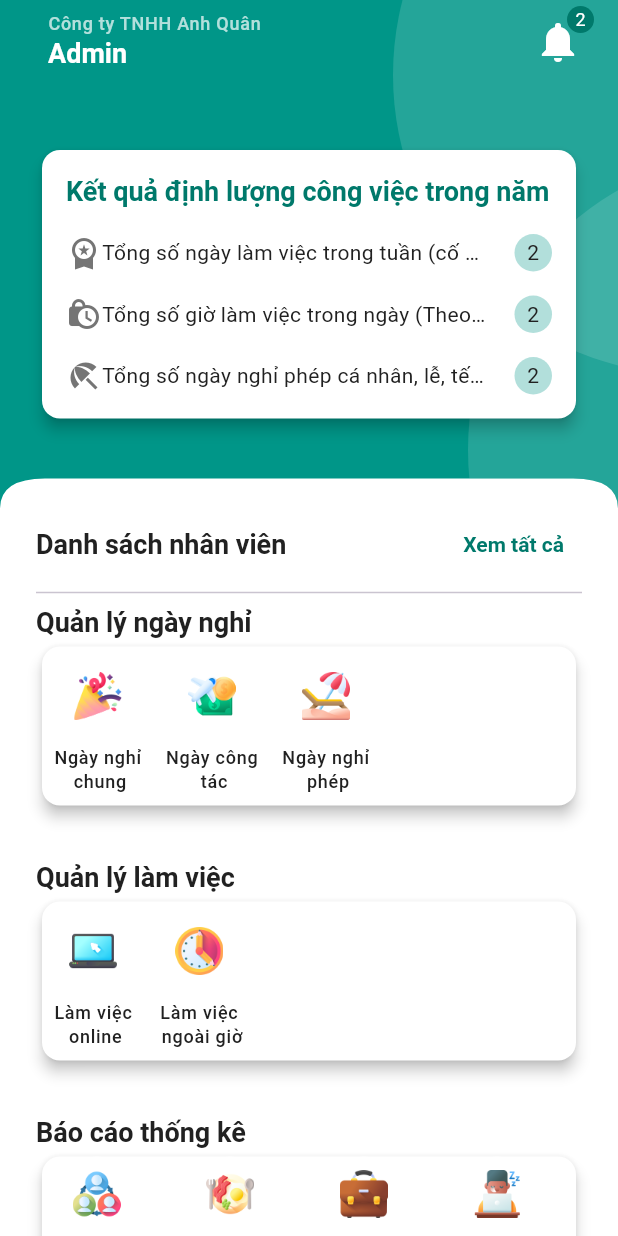
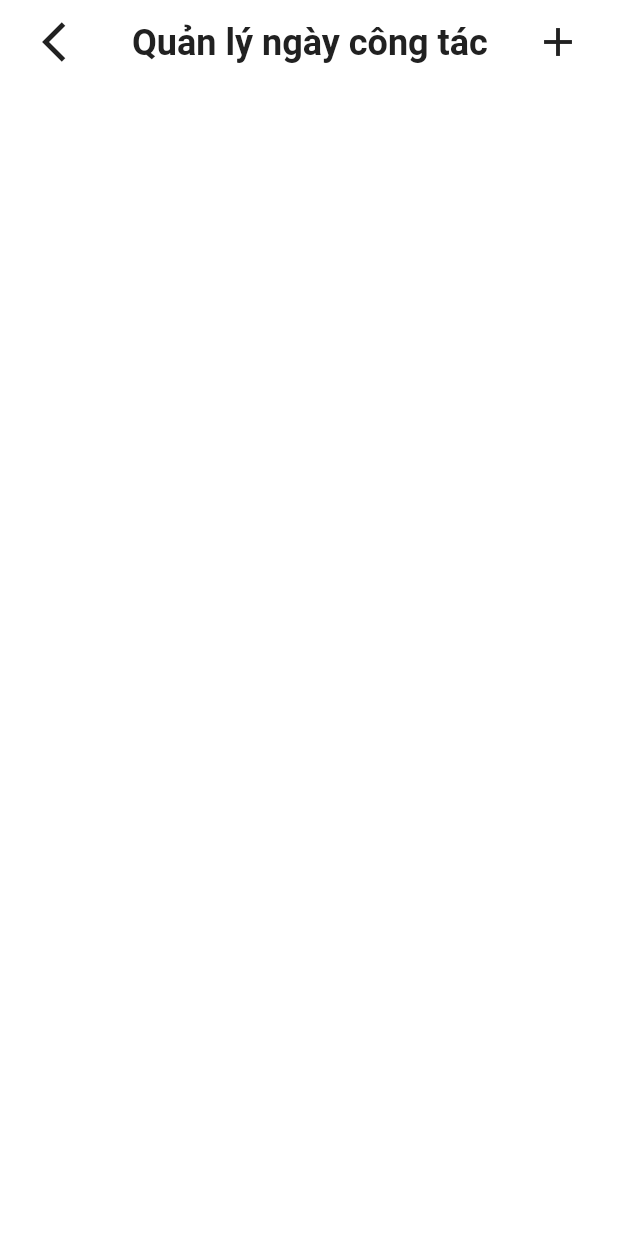
Before and after one commit to super-novey/cst_aqtech, a Flutter app: the HomeScreen screen opened directly, after a tap on an icon or button, on a phone screen of 412 x 824 dp. Run offline on Flutter 3.47's test engine with Material 3 defaults, Android fonts, the phone set to English and light mode, and no system bars; our stand-ins replace connectivity_plus, get, iconsax, lottie, shimmer, smooth_page_indicator; network calls fail.

Commit message:
init business_days_management feature

```diff
--- a/lib/common/widgets/appbar/appbar.dart
+++ b/lib/common/widgets/appbar/appbar.dart
@@ -30,7 +30,7 @@ class MyAppBar extends StatelessWidget implements PreferredSizeWidget {
             ? IconButton(
                 onPressed: () => Get.back(),
                 icon: Icon(
-                  Icons.arrow_back_rounded,
+                  Icons.arrow_back_ios,
                   color: iconColor,
                 ))
             : leadingIcon != null
--- /dev/null
+++ b/lib/features/business_days_management/views/business_days_list/business_days_list_screen.dart
@@ -0,0 +1,38 @@
+import 'package:flutter/material.dart';
+import 'package:hrm_aqtech/common/widgets/appbar/appbar.dart';
+import 'package:hrm_aqtech/utils/constants/colors.dart';
+
+class BusinessDaysListScreen extends StatelessWidget {
+  const BusinessDaysListScreen({super.key});
+
+  @override
+  Widget build(BuildContext context) {
+    return Scaffold(
+      appBar: MyAppBar(
+        showBackArrow: true,
+        iconColor: MyColors.primaryTextColor,
+        title: Text(
+          "Quản lý ngày công tác",
+          style: Theme.of(context).textTheme.headlineMedium,
+        ),
+        actions: [
+          IconButton(
+              onPressed: () {},
+              icon: const Icon(
+                Icons.add,
+                color: MyColors.primaryTextColor,
+              ))
+        ],
+      ),
+      body: Column(
+        children: [
+          // Lọc ngày
+
+          // Listview hiển thị danh sách các ngày công tác
+
+          //
+        ],
+      ),
+    );
+  }
+}
--- a/lib/features/home/home_screen.dart
+++ b/lib/features/home/home_screen.dart
@@ -4,6 +4,7 @@ import 'package:hrm_aqtech/common/widgets/header/circular_container.dart';
 import 'package:hrm_aqtech/common/widgets/header/primary_header_container.dart';
 import 'package:hrm_aqtech/common/widgets/images/image_text_image.dart';
 import 'package:hrm_aqtech/common/widgets/texts/section_heading.dart';
+import 'package:hrm_aqtech/features/business_days_management/views/business_days_list/business_days_list_screen.dart';
 import 'package:hrm_aqtech/features/employee_management/views/employee_list/employee_list_screen.dart';
 import 'package:hrm_aqtech/features/home/widgets/home_appbar.dart';
 import 'package:hrm_aqtech/features/time_off_management/views/general_time_off/general_time_off_screen.dart';
@@ -163,7 +164,9 @@ class HomeScreen extends StatelessWidget {
                           MyVerticalImageText(
                               image: MyImagePaths.iconPlane,
                               title: "Ngày công\n tác",
-                              onTap: () {}),
+                              onTap: () {
+                                Get.to(() => const BusinessDaysListScreen());
+                              }),
                           MyVerticalImageText(
                               image: MyImagePaths.iconBeach,
                               title: "Ngày nghỉ\n phép",
```
Also changed, not shown: lib/features/employee_management/views/employee_list/employee_list_screen.dart (+10 -0 lines), lib/features/business_days_management/models/business_date_model.dart (added), lib/features/business_days_management/models/member_model.dart (added).
